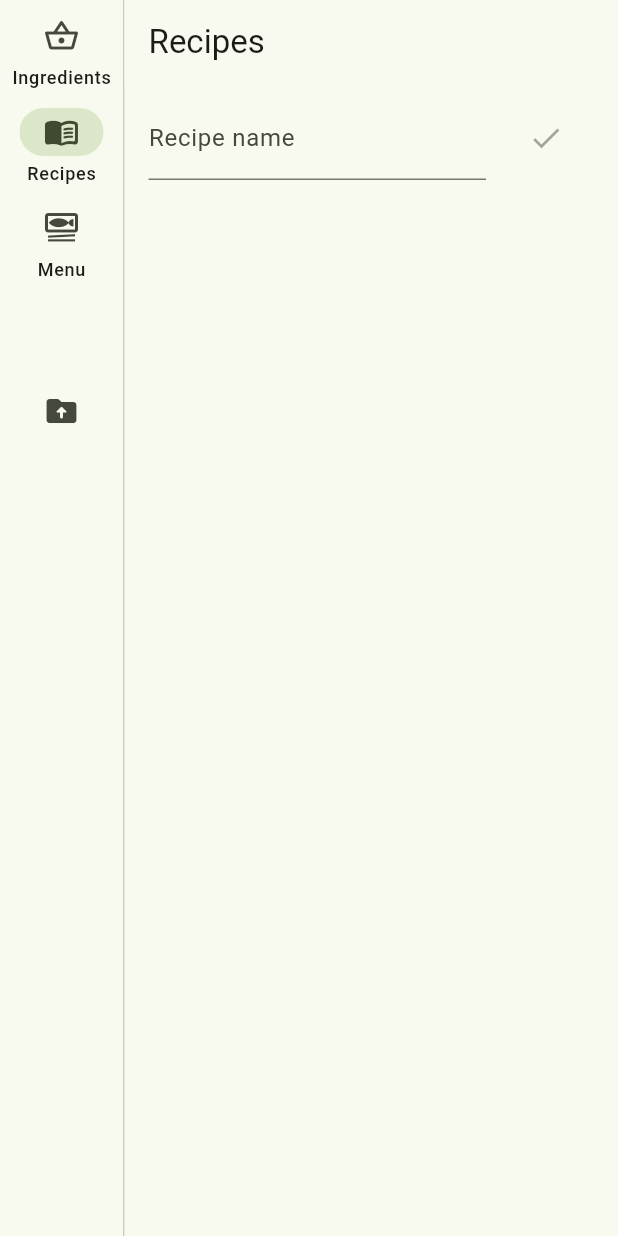
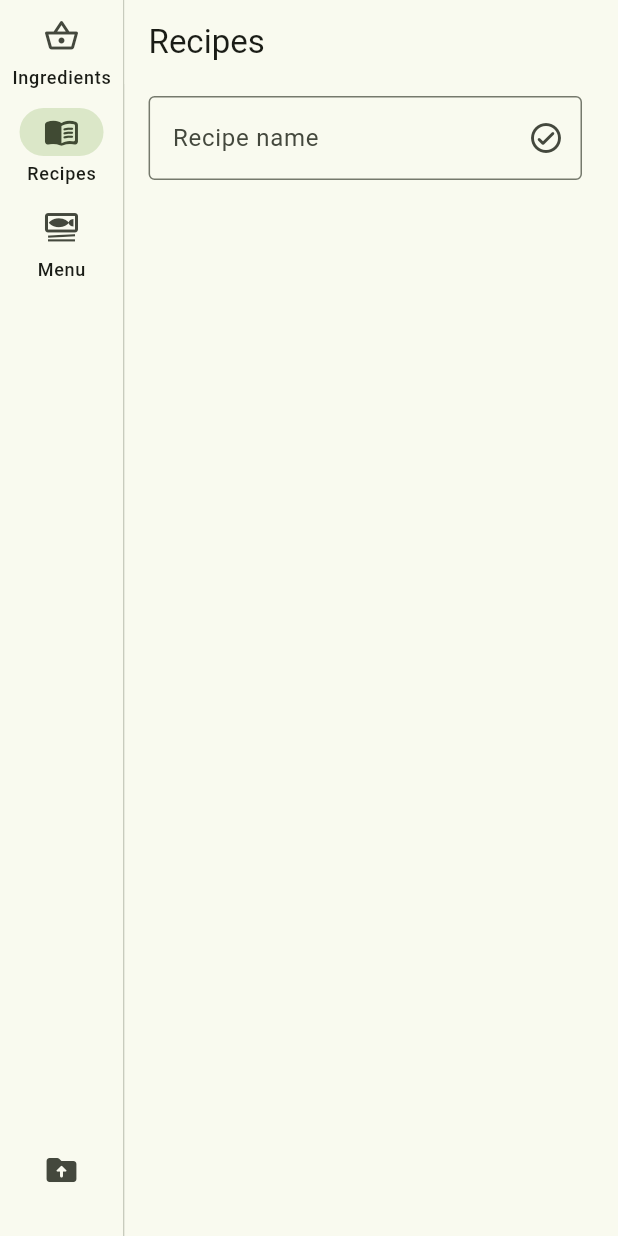
Before and after one commit to guplem/Menu-Management, a Flutter app: the screen it shows after launch, after a tap on "Recipes", on a phone screen of 412 x 824 dp. Run offline on Flutter 3.47's test engine with Material 3 defaults, Android fonts, the phone set to English and light mode, and no system bars; our stand-ins replace file_picker, freezed_annotation.

Commit message:
Bases for menu page

```diff
--- a/menu_management/lib/hub.dart
+++ b/menu_management/lib/hub.dart
@@ -25,15 +25,15 @@ class _HubState extends State<Hub> {
         children: <Widget>[
           NavigationRail(
             selectedIndex: _selectedIndex,
-            groupAlignment: -1,
+            // groupAlignment: -1,
             onDestinationSelected: (int index) {
               setState(() {
                 _selectedIndex = index;
               });
             },
-            trailing: Padding(
-              padding: const EdgeInsets.only(top: 50.0),
+            trailing: Expanded(
               child: Column(
+                mainAxisAlignment: MainAxisAlignment.end,
                 children: [
                   IconButton(
                     icon: const Icon(Icons.drive_folder_upload_rounded),
@@ -51,6 +51,7 @@ class _HubState extends State<Hub> {
                       onPressed: () => Persistency.saveData(),
                       tooltip: 'Save data to file',
                     ),
+                  const SizedBox(height: 10),
                 ],
               ),
             ),
--- a/menu_management/lib/ingredients/widgets/ingredient_addition.dart
+++ b/menu_management/lib/ingredients/widgets/ingredient_addition.dart
@@ -25,20 +25,21 @@ class _IngredientAdditionState extends State<IngredientAddition> {
       title: TextField(
         // focusNode: FocusNode()..requestFocus(),
         controller: _controller,
-        decoration: const InputDecoration(
+        decoration: InputDecoration(
           labelText: 'Ingredient name',
+          border: const OutlineInputBorder(),
+          suffixIcon: IconButton(
+            icon: const Icon(Icons.check_circle_outline_rounded),
+            onPressed: _controller.text.trimAndSetNullIfEmpty == null
+                ? null
+                : () {
+                    addIngredient();
+                  },
+          ),
         ),
         onChanged: (value) => setState(() {}),
         onEditingComplete: addIngredient,
         onSubmitted: (value) => addIngredient(),
-      ),
-      trailing: IconButton(
-        icon: const Icon(Icons.check),
-        onPressed: _controller.text.trimAndSetNullIfEmpty == null
-            ? null
-            : () {
-                addIngredient();
-              },
       ),
     );
   }
--- a/menu_management/lib/menu/enums/meal_type.dart
+++ b/menu_management/lib/menu/enums/meal_type.dart
@@ -2,5 +2,4 @@ enum MealType {
   breakfast,
   lunch,
   dinner,
-  dessert,
 }
--- a/menu_management/lib/menu/menu_provider.dart
+++ b/menu_management/lib/menu/menu_provider.dart
@@ -1,7 +1,74 @@
 import 'package:flutter/material.dart';
+import 'package:menu_management/flutter_essentials/library.dart';
+import 'package:menu_management/menu/enums/meal_type.dart';
+import 'package:menu_management/menu/models/menu_configuration.dart';
+import 'package:menu_management/menu/models/meal_time.dart';
 
 class MenuProvider extends ChangeNotifier {
 
+  static late MenuProvider instance;
 
+  MenuProvider() {
+    instance = this;
+  }
+
+  final List<MenuConfiguration> _configurations = [
+    // SATURDAY
+    const MenuConfiguration(mealTime: MealTime(weekDay: 0, mealType: MealType.breakfast), availableCookingTime: 60, requiresMeal: true),
+    const MenuConfiguration(mealTime: MealTime(weekDay: 0, mealType: MealType.lunch), availableCookingTime: 60, requiresMeal: true),
+    const MenuConfiguration(mealTime: MealTime(weekDay: 0, mealType: MealType.dinner), availableCookingTime: 60, requiresMeal: true),
+    // SUNDAY
+    const MenuConfiguration(mealTime: MealTime(weekDay: 1, mealType: MealType.breakfast), availableCookingTime: 60, requiresMeal: true),
+    const MenuConfiguration(mealTime: MealTime(weekDay: 1, mealType: MealType.lunch), availableCookingTime: 60, requiresMeal: true),
+    const MenuConfiguration(mealTime: MealTime(weekDay: 1, mealType: MealType.dinner), availableCookingTime: 60, requiresMeal: true),
+    // MONDAY
+    const MenuConfiguration(mealTime: MealTime(weekDay: 2, mealType: MealType.breakfast), availableCookingTime: 60, requiresMeal: true),
+    const MenuConfiguration(mealTime: MealTime(weekDay: 2, mealType: MealType.lunch), availableCookingTime: 60, requiresMeal: true),
+    const MenuConfiguration(mealTime: MealTime(weekDay: 2, mealType: MealType.dinner), availableCookingTime: 60, requiresMeal: true),
+    // TUESDAY
+    const MenuConfiguration(mealTime: MealTime(weekDay: 3, mealType: MealType.breakfast), availableCookingTime: 60, requiresMeal: true),
+    const MenuConfiguration(mealTime: MealTime(weekDay: 3, mealType: MealType.lunch), availableCookingTime: 60, requiresMeal: true),
+    const MenuConfiguration(mealTime: MealTime(weekDay: 3, mealType: MealType.dinner), availableCookingTime: 60, requiresMeal: true),
+    // WEDNESDAY
+    const MenuConfiguration(mealTime: MealTime(weekDay: 4, mealType: MealType.breakfast), availableCookingTime: 60, requiresMeal: true),
+    const MenuConfiguration(mealTime: MealTime(weekDay: 4, mealType: MealType.lunch), availableCookingTime: 60, requiresMeal: true),
+    const MenuConfiguration(mealTime: MealTime(weekDay: 4, mealType: MealType.dinner), availableCookingTime: 60, requiresMeal: true),
+    // THURSDAY
+    const MenuConfiguration(mealTime: MealTime(weekDay: 5, mealType: MealType.breakfast), availableCookingTime: 60, requiresMeal: true),
+    const MenuConfiguration(mealTime: MealTime(weekDay: 5, mealType: MealType.lunch), availableCookingTime: 60, requiresMeal: true),
+    const MenuConfiguration(mealTime: MealTime(weekDay: 5, mealType: MealType.dinner), availableCookingTime: 60, requiresMeal: true),
+    // FRIDAY
+    const MenuConfiguration(mealTime: MealTime(weekDay: 6, mealType: MealType.breakfast), availableCookingTime: 60, requiresMeal: true),
+    const MenuConfiguration(mealTime: MealTime(weekDay: 6, mealType: MealType.lunch), availableCookingTime: 60, requiresMeal: true),
+    const MenuConfiguration(mealTime: MealTime(weekDay: 6, mealType: MealType.dinner), availableCookingTime: 60, requiresMeal: true),
+  ];
+
+  List<MenuConfiguration> get configurations => _configurations;
+
+  void setData(List<MenuConfiguration> recipes) {
+    _configurations.clear();
+    _configurations.addAll(recipes);
+    notifyListeners();
+  }
+
+  static MenuConfiguration get({required int weekDay,required  MealType mealType}) {
+    return instance._get(weekDay: weekDay, mealType: mealType);
+  }
+
+  MenuConfiguration _get({required int weekDay,required  MealType mealType}) {
+    return instance.configurations.firstWhere((element) {
+      return element.mealTime.weekDay == weekDay && element.mealTime.mealType == mealType;
+    });
+  }
+
+  static void update({required MenuConfiguration newConfiguration}) {
+    final int index = instance.configurations.indexWhere((element) => element.mealTime.weekDay == newConfiguration.mealTime.weekDay && element.mealTime.mealType == newConfiguration.mealTime.mealType);
+    if (index >= 0) {
+      instance.configurations[index] = newConfiguration;
+      instance.notifyListeners();
+    } else {
+      Debug.logError("MenuProvider.update: No configuration found for ${newConfiguration.mealTime.weekDay} ${newConfiguration.mealTime.mealType}");
+    }
+  }
 
 }
--- a/menu_management/lib/menu/models/meal_time.dart
+++ b/menu_management/lib/menu/models/meal_time.dart
@@ -9,8 +9,9 @@ part 'meal_time.g.dart';
 @freezed
 class MealTime with _$MealTime {
   const factory MealTime({
+    /// 0 = Saturday, 1 = Sunday, 2 = Monday, 3 = Tuesday, 4 = Wednesday, 5 = Thursday, 6 = Friday
+    required int weekDay,
     required MealType mealType,
-    required int weekDay,
   }) = _MealTime;
 
   factory MealTime.fromJson(Map<String, Object?> json) => _$MealTimeFromJson(json);
--- /dev/null
+++ b/menu_management/lib/menu/models/menu_configuration.dart
@@ -0,0 +1,22 @@
+import 'package:menu_management/menu/enums/meal_type.dart';
+import 'package:menu_management/menu/models/cooking.dart';
+import 'package:freezed_annotation/freezed_annotation.dart';
+// ignore: unused_import
+import 'package:flutter/foundation.dart';
+import 'package:menu_management/menu/models/meal_time.dart';
+
+part 'menu_configuration.freezed.dart';
+part 'menu_configuration.g.dart';
+
+@freezed
+class MenuConfiguration with _$MenuConfiguration {
+  const factory MenuConfiguration({
+    required MealTime mealTime,
+    @Default(true)
+    bool requiresMeal,
+    @Default(60)
+    int availableCookingTime,
+  }) = _Configuration;
+
+  factory MenuConfiguration.fromJson(Map<String, Object?> json) => _$MenuConfigurationFromJson(json);
+}
--- a/menu_management/lib/persistency.dart
+++ b/menu_management/lib/persistency.dart
@@ -70,6 +70,8 @@ class Persistency {
   }
 
   static loadData({required IngredientsProvider ingredientsProvider, required RecipesProvider recipesProvider}) async {
+    // TODO: check if there is data in the providers and ask for confirmation before loading the file
+
     FilePickerResult? result = await FilePicker.platform.pickFiles(
       dialogTitle: 'Select the file to load',
       allowMultiple: false,
--- a/menu_management/lib/recipes/widgets/recipe_addition.dart
+++ b/menu_management/lib/recipes/widgets/recipe_addition.dart
@@ -25,20 +25,21 @@ class _RecipeAdditionState extends State<RecipeAddition> {
       title: TextField(
         // focusNode: FocusNode()..requestFocus(),
         controller: _controller,
-        decoration: const InputDecoration(
+        decoration: InputDecoration(
           labelText: 'Recipe name',
+          border: const OutlineInputBorder(),
+          suffixIcon: IconButton(
+            icon: const Icon(Icons.check_circle_outline_rounded),
+            onPressed: _controller.text.trimAndSetNullIfEmpty == null
+                ? null
+                : () {
+              addRecipe();
+            },
+          ),
         ),
         onChanged: (value) => setState(() {}),
         onEditingComplete: addRecipe,
         onSubmitted: (value) => addRecipe(),
-      ),
-      trailing: IconButton(
-        icon: const Icon(Icons.check),
-        onPressed: _controller.text.trimAndSetNullIfEmpty == null
-            ? null
-            : () {
-                addRecipe();
-              },
       ),
     );
   }
```
Also changed, not shown: menu_management/lib/menu/models/meal_time.freezed.dart, menu_management/lib/menu/models/meal_time.g.dart, menu_management/lib/menu/models/menu_configuration.freezed.dart (added), menu_management/lib/menu/models/menu_configuration.g.dart (added).
